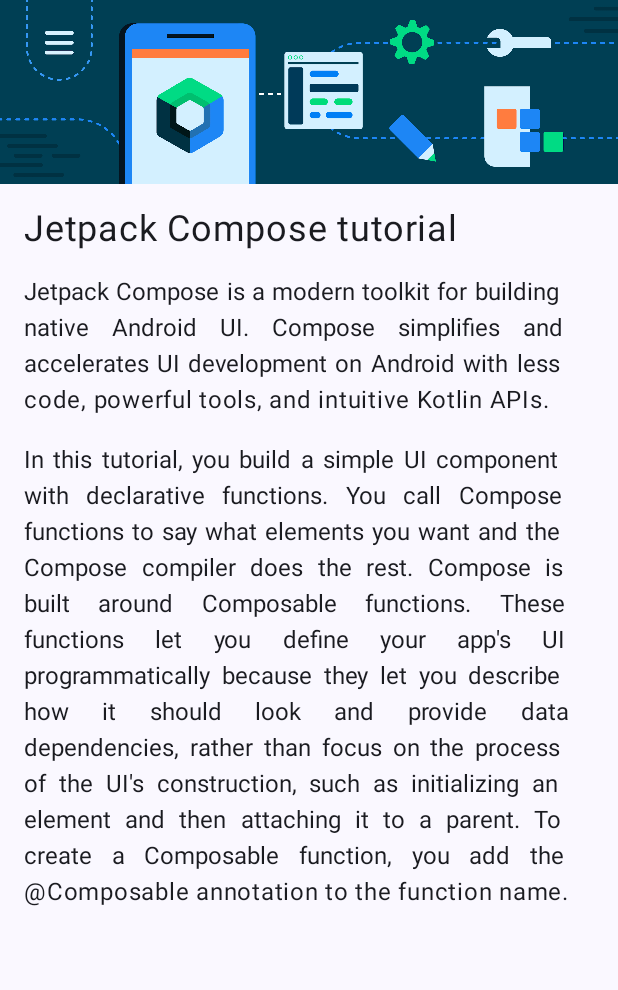
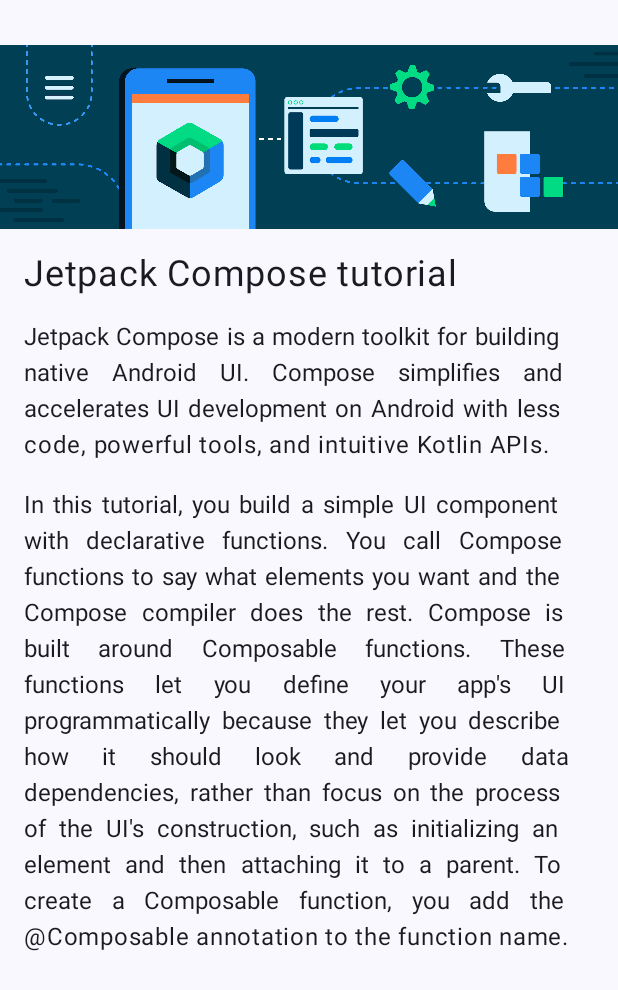
Before and after one commit to jjose14-Jacob-Jose/kotlin-google-tutorial, an Android app built with Jetpack Compose: the screen it shows after launch (MainActivity), on a phone screen of 412 x 824 dp. Shown: the top 990 px of the screen. Run offline under Robolectric (Android 15) with nearby library versions, the phone set to English and light mode, and no system bars.

```diff
--- a/courses/2-build_a_basic_layout/2-compose_preview/app/src/main/java/com/stc/composepreview/MainActivity.kt
+++ b/courses/2-build_a_basic_layout/2-compose_preview/app/src/main/java/com/stc/composepreview/MainActivity.kt
@@ -59,7 +59,11 @@ fun JetpackComposeText(
     val image = painterResource(R.drawable.bg_compose_background)
     Column (
         verticalArrangement = Arrangement.Top,
-        modifier = modifier
+        modifier = Modifier
+            .padding(
+                top = 30.dp
+            )
+
     ) {
         Image (
             painter = painterResource(R.drawable.bg_compose_background),
```
Also changed, not shown: 7 other files.
